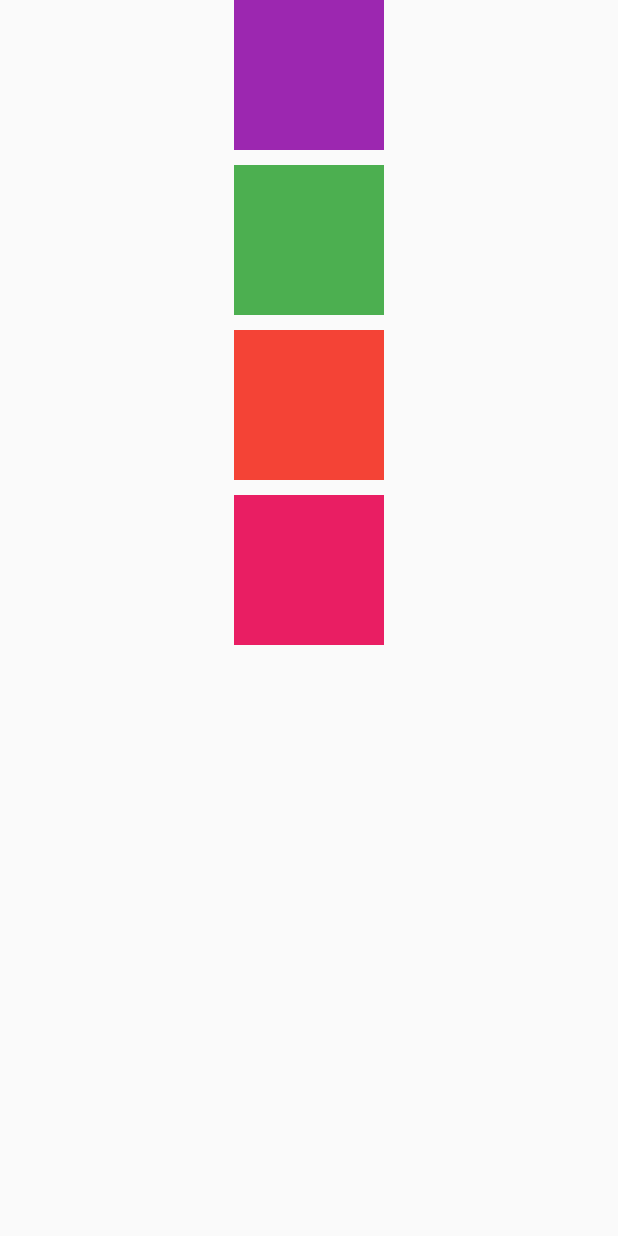
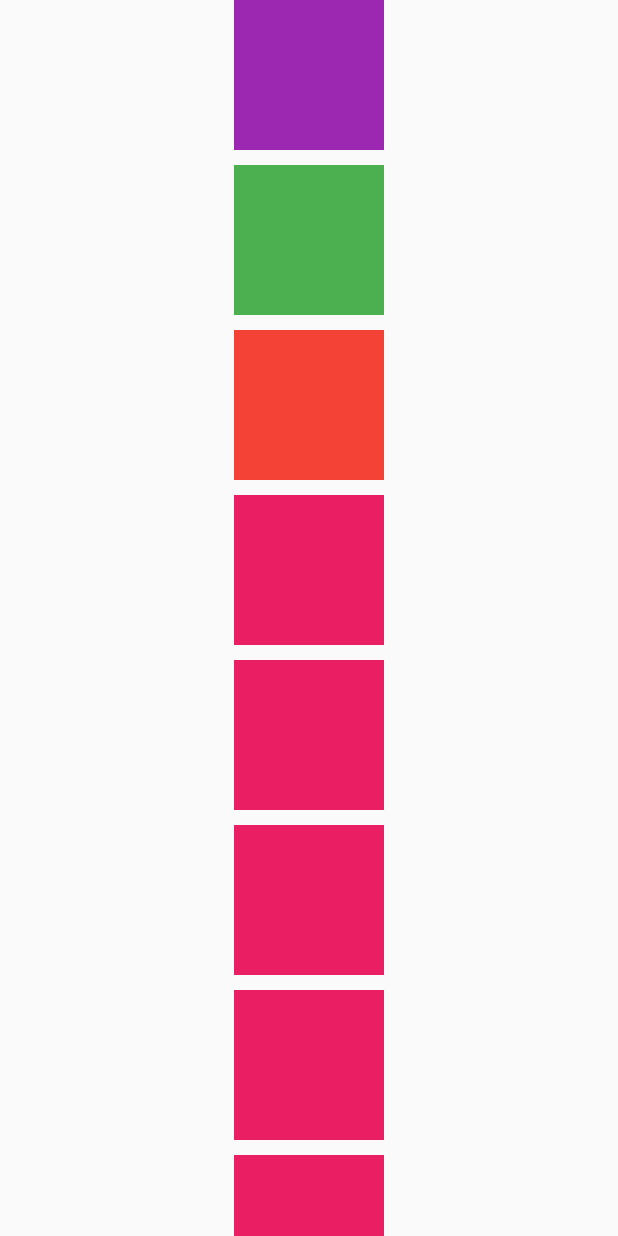
Before and after one commit to Haroon-Zafar/practiceFlutter, a Flutter app: the screen it shows after launch, on a phone screen of 412 x 824 dp. Run offline on Flutter 3.47's test engine with Material 2 defaults, Android fonts, the phone set to English and light mode, and no system bars.

```diff
--- a/lib/main.dart
+++ b/lib/main.dart
@@ -43,6 +43,38 @@ class MyApp extends StatelessWidget {
                 width: 100,
                 color: Colors.pink,
               ),
+              SizedBox(
+                height: 10,
+              ),
+              Container(
+                height: 100,
+                width: 100,
+                color: Colors.pink,
+              ),
+              SizedBox(
+                height: 10,
+              ),
+              Container(
+                height: 100,
+                width: 100,
+                color: Colors.pink,
+              ),
+              SizedBox(
+                height: 10,
+              ),
+              Container(
+                height: 100,
+                width: 100,
+                color: Colors.pink,
+              ),
+              SizedBox(
+                height: 10,
+              ),
+              Container(
+                height: 100,
+                width: 100,
+                color: Colors.pink,
+              ),
             ],
           ),
         ),
```
